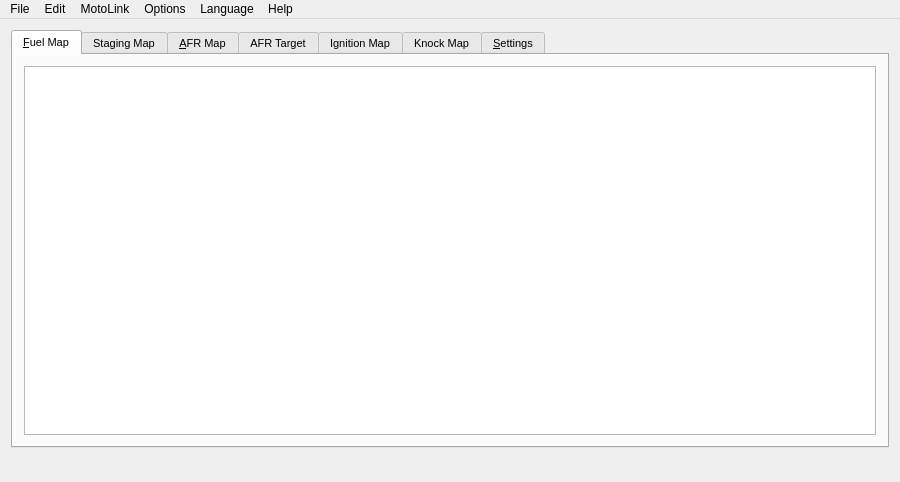
fpoussin/MotoLink, file GUI/ui/main.ui: the form before one commit.
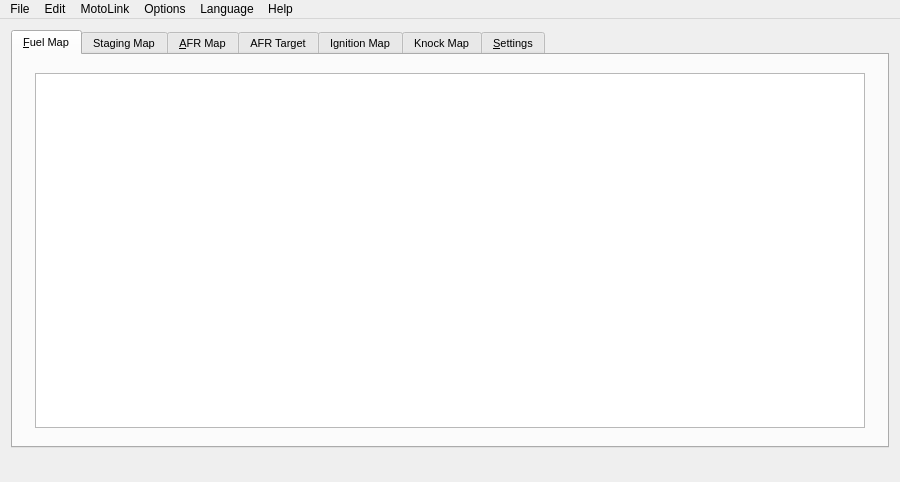
The form after the commit. The open tabs and pages were chosen to show the change. Icons and pictures are not drawn. Custom widgets are drawn as their Qt base class.

Commit message: [GUI] Improvements on tables, working header editor, saving and loading modified header values

The edit to the form file:
```diff
--- a/GUI/ui/main.ui
+++ b/GUI/ui/main.ui
@@ -116,7 +116,28 @@
        </attribute>
        <layout class="QHBoxLayout" name="horizontalLayout_2">
         <item>
-         <widget class="QTableView" name="tableFuel">
+         <widget class="QEnhancedTableView" name="tableFuel">
+          <property name="minimumSize">
+           <size>
+            <width>0</width>
+            <height>0</height>
+           </size>
+          </property>
+          <property name="maximumSize">
+           <size>
+            <width>830</width>
+            <height>355</height>
+           </size>
+          </property>
+          <property name="verticalScrollBarPolicy">
+           <enum>Qt::ScrollBarAlwaysOff</enum>
+          </property>
+          <property name="horizontalScrollBarPolicy">
+           <enum>Qt::ScrollBarAlwaysOff</enum>
+          </property>
+          <property name="autoScroll">
+           <bool>true</bool>
+          </property>
           <attribute name="horizontalHeaderDefaultSectionSize">
            <number>50</number>
           </attribute>
@@ -1724,6 +1745,11 @@
    <extends>QSpinBox</extends>
    <header>spinbox.h</header>
   </customwidget>
+  <customwidget>
+   <class>QEnhancedTableView</class>
+   <extends>QTableView</extends>
+   <header>qenhancedtableview.h</header>
+  </customwidget>
  </customwidgets>
  <resources>
   <include location="../res/oxygen.qrc"/>
```
Left out of the diff: 79 changed lines with no effect on the pictures. The commit also changes 13 other files.
